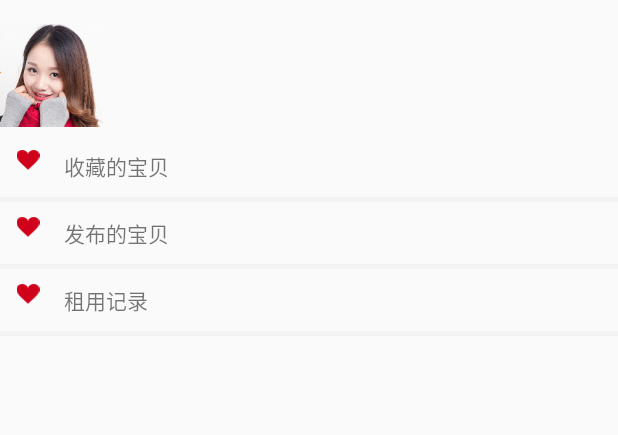
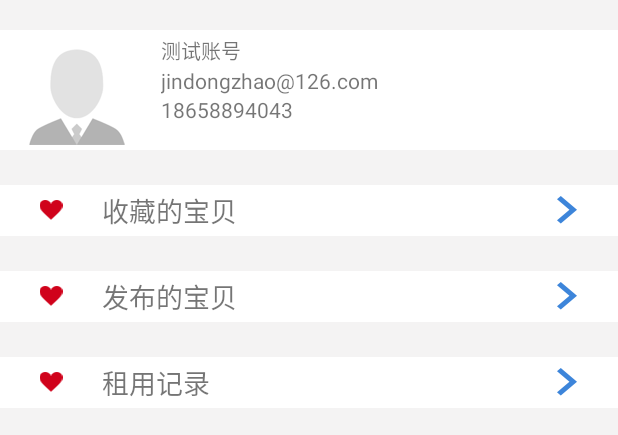
Before and after one commit to Jordan-Zhao/shar_app, an Android app: the layout fragment_mine.xml on its own in the app's theme, with its tools: preview values and no code run, on a phone screen of 412 x 824 dp. Shown: the top 435 px of the screen. Run offline under Robolectric (Android 15) with nearby library versions, the phone set to English and light mode, and no system bars.

Commit message:
1,finish login style and logics

```diff
--- a/ShareLocker/app/src/main/java/com/share/locker/MainActivity.java
+++ b/ShareLocker/app/src/main/java/com/share/locker/MainActivity.java
@@ -27,7 +27,7 @@ public class MainActivity extends AppCompatActivity {
 
     private List<Tab> bottomTabList = new ArrayList<>();
     private LayoutInflater mainInflater;
-    private FragmentTabHost fragTabhost;
+    public FragmentTabHost fragTabhost;
 
     @Override
     protected void onCreate(Bundle savedInstanceState) {
@@ -42,7 +42,7 @@ public class MainActivity extends AppCompatActivity {
         super.onResume();
     }
 
-    @Override
+    /*@Override
     protected void onActivityResult(int requestCode, int resultCode, Intent intent){
         switch (requestCode){
             case 1:
@@ -58,7 +58,7 @@ public class MainActivity extends AppCompatActivity {
                     }
                 }
         }
-    }
+    }*/
 
     /**
      * 初始化应用程序
--- a/ShareLocker/app/src/main/res/drawable/un_login_icon.xml
+++ b/ShareLocker/app/src/main/res/drawable/un_login_icon.xml
@@ -1,4 +1,4 @@
 <?xml version="1.0" encoding="utf-8"?>
 <selector xmlns:android="http://schemas.android.com/apk/res/android">
-    <item android:drawable="@mipmap/junk" android:state_focused="true" />
+    <item android:drawable="@mipmap/unlogin1" android:state_focused="true" />
 </selector>
--- a/ShareLocker/app/src/main/res/layout/activity_login.xml
+++ b/ShareLocker/app/src/main/res/layout/activity_login.xml
@@ -42,7 +42,8 @@
                         android:hint="请输入手机号或邮箱"
                         android:inputType="textEmailAddress"
                         android:maxLines="1"
-                        android:singleLine="true" />
+                        android:singleLine="true"
+                        android:text="jindongzhao@126.com"/>
                 </android.support.design.widget.TextInputLayout>
             </LinearLayout>
 
@@ -72,7 +73,8 @@
                         android:imeOptions="actionUnspecified"
                         android:inputType="textPassword"
                         android:maxLines="1"
-                        android:singleLine="true" />
+                        android:singleLine="true"
+                        android:text="123456"/>
                 </android.support.design.widget.TextInputLayout>
             </LinearLayout>
 
--- a/ShareLocker/app/src/main/res/layout/fragment_mine.xml
+++ b/ShareLocker/app/src/main/res/layout/fragment_mine.xml
@@ -1,80 +1,169 @@
 <?xml version="1.0" encoding="utf-8"?>
 <LinearLayout xmlns:android="http://schemas.android.com/apk/res/android"
-              android:orientation="vertical"
-              android:layout_width="match_parent"
-              android:layout_height="match_parent">
+    android:layout_width="match_parent"
+    android:layout_height="match_parent"
+    android:background="@color/grey"
+    android:orientation="vertical">
 
     <!--我的基本信息系-->
+    <!--登录后显示-->
     <LinearLayout
+        android:id="@+id/mine_logined_layout"
         android:layout_width="match_parent"
         android:layout_height="wrap_content"
-        android:orientation="horizontal">
+        android:layout_marginTop="20dp"
+        android:background="@color/white"
+        android:orientation="horizontal"
+        android:paddingBottom="3dp"
+        android:paddingLeft="5dp"
+        android:paddingRight="5dp"
+        android:paddingTop="3dp">
+
         <ImageView
             android:id="@+id/mine_icon"
             android:layout_width="0dp"
             android:layout_height="wrap_content"
-            android:layout_weight="2"
-            android:src="@mipmap/p1"/>
+            android:layout_weight="3"
+            android:src="@mipmap/unlogin2" />
+
         <LinearLayout
             android:layout_width="0dp"
             android:layout_height="wrap_content"
             android:layout_weight="10"
-            android:orientation="vertical">
+            android:orientation="vertical"
+            android:paddingLeft="10dp">
+
             <TextView
                 android:id="@+id/mine_nick_txt"
                 android:layout_width="match_parent"
-                android:layout_height="wrap_content"/>
+                android:layout_height="wrap_content"
+                android:text="测试账号"
+                android:textSize="6pt" />
+
             <TextView
-                android:id="@+id/mine_register_id_txt"
+                android:id="@+id/mine_email_txt"
                 android:layout_width="match_parent"
-                android:layout_height="wrap_content" />
+                android:layout_height="wrap_content"
+                android:text="jindongzhao@126.com" />
 
+            <TextView
+                android:id="@+id/mine_phone_txt"
+                android:layout_width="match_parent"
+                android:layout_height="wrap_content"
+                android:text="18658894043" />
+        </LinearLayout>
+    </LinearLayout>
+    <!--未登录时显示-->
+    <LinearLayout
+        android:id="@+id/mine_unlogin_layout"
+        android:layout_width="match_parent"
+        android:layout_height="wrap_content"
+        android:layout_marginTop="20dp"
+        android:background="@color/white"
+        android:orientation="horizontal"
+        android:paddingBottom="3dp"
+        android:paddingLeft="5dp"
+        android:paddingRight="5dp"
+        android:paddingTop="3dp"
+        android:visibility="gone">
+
+        <ImageView
+            android:layout_width="0dp"
+            android:layout_height="wrap_content"
+            android:layout_weight="3"
+            android:src="@mipmap/unlogin2" />
+
+        <LinearLayout
+            android:layout_width="0dp"
+            android:layout_height="wrap_content"
+            android:layout_weight="10"
+            android:orientation="vertical"
+            android:paddingLeft="10dp">
             <!--未登录时显示-->
             <Button
                 android:id="@+id/mine_login_btn"
                 android:layout_width="wrap_content"
                 android:layout_height="wrap_content"
-                android:text="请登录"
-                android:visibility="gone"/>
+                android:text="请登录" />
         </LinearLayout>
     </LinearLayout>
+
+    <include layout="@layout/split_line" />
 
     <!--我的收藏-->
     <LinearLayout
         android:layout_width="match_parent"
         android:layout_height="wrap_content"
-        android:orientation="horizontal">
+        android:background="@color/white"
+        android:gravity="center_vertical"
+        android:orientation="horizontal"
+        android:paddingBottom="3dp"
+        android:paddingLeft="5dp"
+        android:paddingRight="5dp"
+        android:paddingTop="3dp">
+
         <ImageView
             android:layout_width="0dp"
             android:layout_height="wrap_content"
-            android:layout_weight="1"
-            android:src="@mipmap/heart"/>
+            android:layout_gravity="center_vertical"
+            android:layout_weight="2"
+            android:src="@mipmap/heart" />
+
         <TextView
             android:layout_width="0dp"
             android:layout_height="wrap_content"
+            android:layout_gravity="center_vertical"
             android:layout_weight="10"
             android:paddingLeft="5dp"
-            android:text="收藏的宝贝"/>
+            android:text="收藏的宝贝"
+            android:textSize="8pt" />
+
+        <ImageView
+            android:layout_width="0dp"
+            android:layout_height="wrap_content"
+            android:layout_gravity="center_vertical"
+            android:layout_weight="2"
+            android:src="@mipmap/nav1" />
     </LinearLayout>
+
     <include layout="@layout/split_line" />
 
     <!--我发布的宝贝-->
     <LinearLayout
         android:layout_width="match_parent"
         android:layout_height="wrap_content"
-        android:orientation="horizontal">
+        android:background="@color/white"
+        android:gravity="center_vertical"
+        android:orientation="horizontal"
+        android:paddingBottom="3dp"
+        android:paddingLeft="5dp"
+        android:paddingRight="5dp"
+        android:paddingTop="3dp">
+
         <ImageView
             android:layout_width="0dp"
             android:layout_height="wrap_content"
-            android:layout_weight="1"
-            android:src="@mipmap/heart"/>
+            android:layout_gravity="center_vertical"
+            android:layout_weight="2"
+            android:src="@mipmap/heart" />
+
         <TextView
             android:layout_width="0dp"
             android:layout_height="wrap_content"
+            android:layout_gravity="center_vertical"
             android:layout_weight="10"
             android:paddingLeft="5dp"
-            android:text="发布的宝贝"/>
+            android:text="发布的宝贝"
+            android:textSize="8pt" />
+
+        <ImageView
+            android:layout_width="0dp"
+            android:layout_height="wrap_content"
+            android:layout_gravity="center_vertical"
+            android:layout_weight="2"
+            android:src="@mipmap/nav1" />
     </LinearLayout>
+
     <include layout="@layout/split_line" />
 
 
@@ -82,18 +171,62 @@
     <LinearLayout
         android:layout_width="match_parent"
         android:layout_height="wrap_content"
-        android:orientation="horizontal">
+        android:background="@color/white"
+        android:gravity="center_vertical"
+        android:orientation="horizontal"
+        android:paddingBottom="3dp"
+        android:paddingLeft="5dp"
+        android:paddingRight="5dp"
+        android:paddingTop="3dp">
+
         <ImageView
             android:layout_width="0dp"
             android:layout_height="wrap_content"
-            android:layout_weight="1"
-            android:src="@mipmap/heart"/>
+            android:layout_gravity="center_vertical"
+            android:layout_weight="2"
+            android:src="@mipmap/heart" />
+
         <TextView
             android:layout_width="0dp"
             android:layout_height="wrap_content"
+            android:layout_gravity="center_vertical"
             android:layout_weight="10"
             android:paddingLeft="5dp"
-            android:text="租用记录"/>
+            android:text="租用记录"
+            android:textSize="8pt" />
+
+        <ImageView
+            android:layout_width="0dp"
+            android:layout_height="wrap_content"
+            android:layout_gravity="center_vertical"
+            android:layout_weight="2"
+            android:src="@mipmap/nav1" />
     </LinearLayout>
+
     <include layout="@layout/split_line" />
+
+    <!--退出登录按钮-->
+    <LinearLayout
+        android:id="@+id/mine_logout_layout"
+        android:layout_width="match_parent"
+        android:layout_height="wrap_content"
+        android:background="@color/white"
+        android:gravity="center_vertical"
+        android:orientation="horizontal"
+        android:paddingBottom="3dp"
+        android:paddingLeft="5dp"
+        android:paddingRight="5dp"
+        android:paddingTop="3dp"
+        android:visibility="gone">
+
+        <Button
+            android:id="@+id/mine_loginout_btn"
+            style="?android:textAppearanceSmall"
+            android:layout_width="match_parent"
+            android:layout_height="wrap_content"
+            android:background="@color/btn_action"
+            android:text="退出登录"
+            android:textColor="@color/white"
+            android:textStyle="bold" />
+    </LinearLayout>
 </LinearLayout>
```
Also changed, not shown: ShareLocker/app/src/main/java/com/share/locker/ui/fragment/TabMineFragment.java (+91 -49 lines), ShareLocker/app/src/main/res/mipmap-hdpi/nav1.png (added), ShareLocker/app/src/main/res/mipmap-hdpi/unlogin1.png (added), ShareLocker/app/src/main/res/mipmap-hdpi/unlogin2.png (added).
